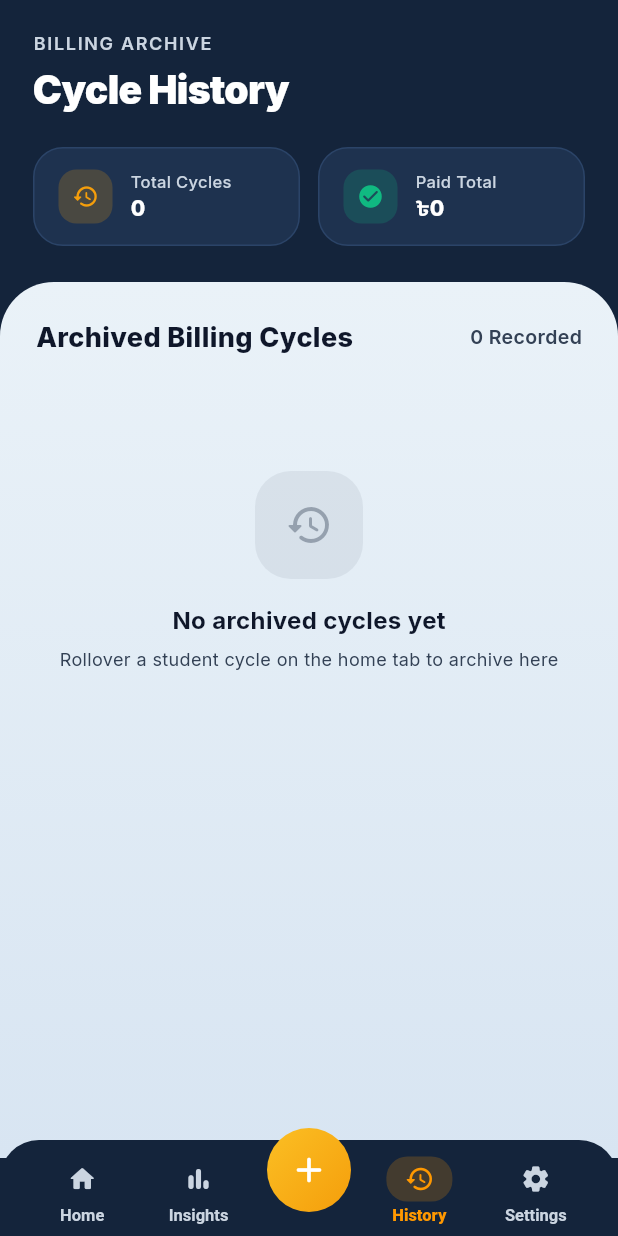
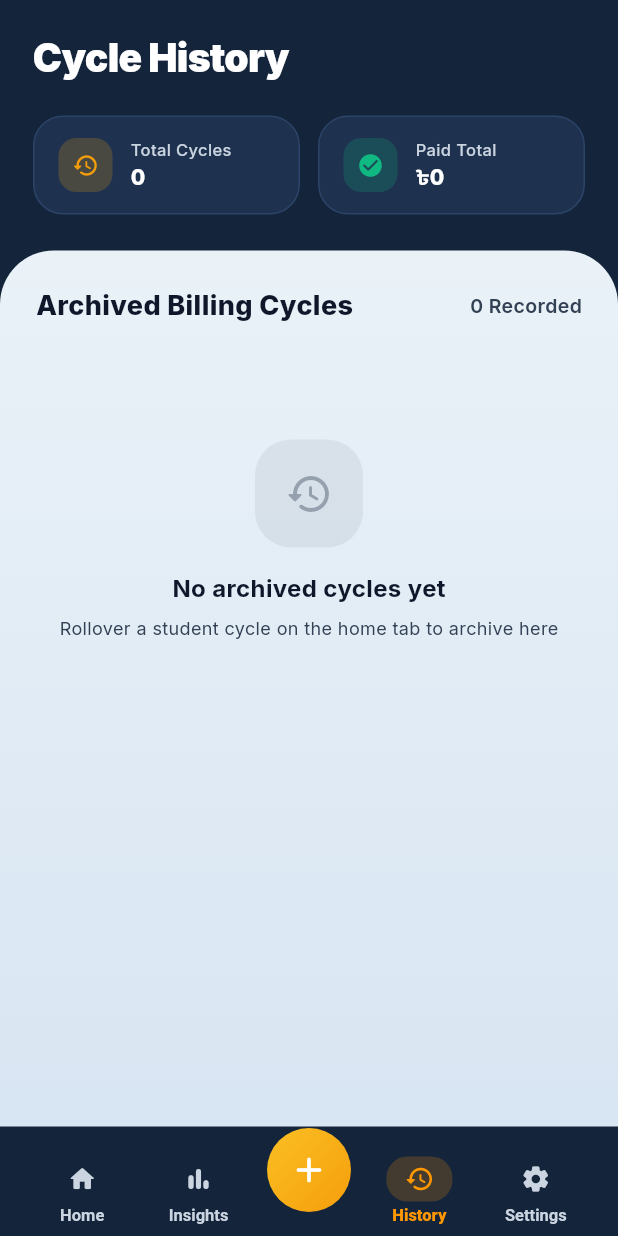
Before and after one commit to Knecrow/Tutracker, a Flutter app: the HistoryScreen screen opened by its route, on a phone screen of 412 x 824 dp. Run offline on Flutter 3.47's test engine with Material 3 defaults, Android fonts, the phone set to English and light mode, and no system bars; our stand-ins replace fl_chart, flutter_riverpod, go_router, google_fonts, hive, hive_flutter; accounts and stored records are empty.

Commit message:
style: remove unnecessary uppercase category headers across all screens

```diff
--- a/lib/presentation/screens/history/history_screen.dart
+++ b/lib/presentation/screens/history/history_screen.dart
@@ -57,16 +57,6 @@ class HistoryScreen extends ConsumerWidget {
                     child: Column(
                       crossAxisAlignment: CrossAxisAlignment.start,
                       children: [
-                        Text(
-                          'BILLING ARCHIVE',
-                          style: TextStyle(
-                            fontSize: 12,
-                            fontWeight: FontWeight.w600,
-                            color: AppColors.headerTextSecondary,
-                            letterSpacing: 1.1,
-                          ),
-                        ),
-                        const SizedBox(height: 4),
                         Text(
                           'Cycle History',
                           style: TextStyle(
```
Also changed, not shown: lib/presentation/screens/analytics/analytics_screen.dart (+0 -10 lines), lib/presentation/screens/home/home_screen.dart (+0 -9 lines), lib/presentation/screens/settings/settings_screen.dart (+0 -10 lines).
